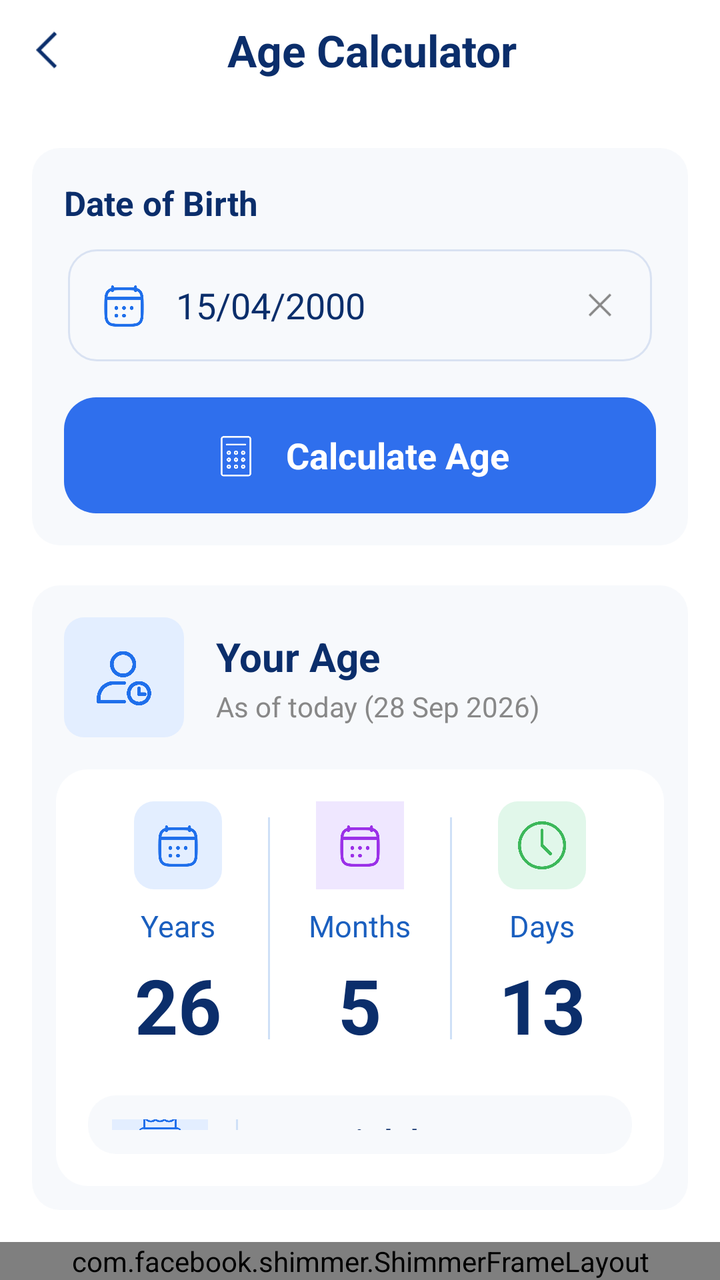
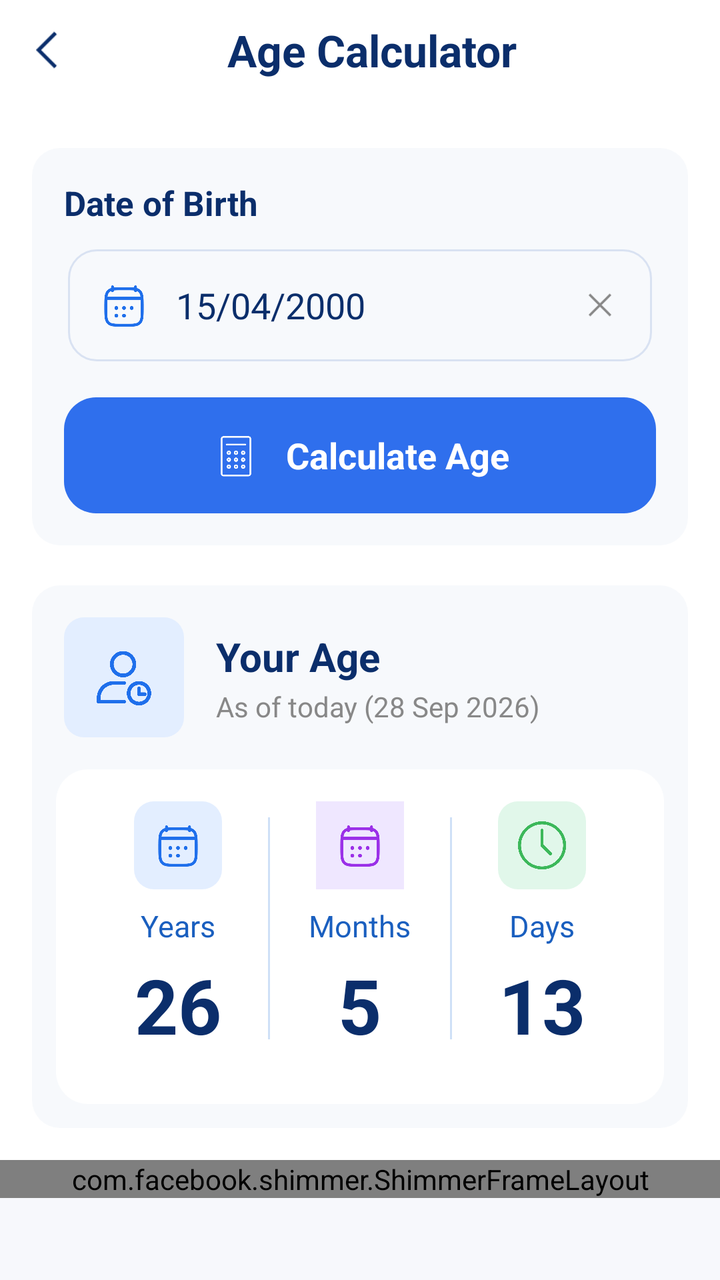

An Android layout rendered at two revisions. The XML below is the earlier revision; the diff shows what the commit changed to produce the second picture.
<!-- AndroidManifest.xml: application theme Theme.LoanSmart -->
<!-- res/layout/activity_age_calculation.xml -->
<?xml version="1.0" encoding="utf-8"?>
<LinearLayout
    xmlns:android="http://schemas.android.com/apk/res/android"
    xmlns:app="http://schemas.android.com/apk/res-auto"
    android:id="@+id/main"
    xmlns:tools="http://schemas.android.com/tools"
    android:layout_width="match_parent"
    android:layout_height="match_parent"
    android:background="@color/background_color"
    android:orientation="vertical">

    

    <com.google.android.material.appbar.MaterialToolbar
        android:id="@+id/headerLayout"
        android:layout_width="match_parent"
        android:layout_height="50dp"
        android:background="@color/background_color"
        android:gravity="center_vertical"
        android:paddingStart="18dp"
        android:paddingEnd="18dp">

        <ImageView
            android:id="@+id/backButton"
            android:layout_width="22dp"
            android:layout_height="30dp"
            android:layout_gravity="center_vertical"
            android:src="@drawable/back_ic"
            app:tint="@color/header_blue_dark" />

        <TextView
            android:layout_width="wrap_content"
            android:layout_height="wrap_content"
            android:layout_gravity="center"
            android:layout_marginStart="12dp"
            android:text="Age Calculator"
            android:textColor="@color/header_blue_dark"
            android:textSize="22sp"
            android:textStyle="bold" />

    </com.google.android.material.appbar.MaterialToolbar>


    

    <LinearLayout
        android:layout_width="match_parent"
        android:layout_height="0dp"
        android:layout_weight="1"
        android:orientation="vertical"
        android:paddingStart="16dp"
        android:paddingEnd="16dp"
        android:paddingBottom="16dp">


        

        <LinearLayout
            android:layout_width="match_parent"
            android:layout_height="wrap_content"
            android:layout_marginTop="24dp"
            android:background="@drawable/cash_fild_bg"
            android:orientation="vertical"
            android:padding="16dp">

            <TextView
                android:layout_width="wrap_content"
                android:layout_height="wrap_content"
                android:text="Date of Birth"
                android:textColor="@color/header_blue_dark"
                android:textSize="17sp"
                android:textStyle="bold" />

            <LinearLayout
                android:layout_width="match_parent"
                android:layout_height="56dp"
                android:layout_marginStart="2dp"
                android:layout_marginTop="12dp"
                android:layout_marginEnd="2dp"
                android:layout_marginBottom="2dp"
                android:background="@drawable/bg_input_field"
                android:gravity="center_vertical"
                android:orientation="horizontal"
                android:paddingStart="16dp"
                android:paddingEnd="16dp">

                <ImageView
                    android:layout_width="24dp"
                    android:layout_height="24dp"
                    android:contentDescription="@null"
                    android:src="@drawable/calendar_ic"
                    app:tint="@color/primary_blue" />

                <EditText
                    android:id="@+id/etDob"
                    android:layout_width="0dp"
                    android:layout_height="match_parent"
                    android:layout_marginStart="14dp"
                    android:layout_weight="1"
                    android:background="@null"
                    android:focusable="false"
                    android:hint="DD/MM/YYYY"
                    android:importantForAutofill="no"
                    android:inputType="none"
                    android:text="15/04/2000"
                    android:textColor="@color/header_blue_dark"
                    android:textColorHint="@color/grey"
                    android:textSize="18sp" />

                <ImageView
                    android:id="@+id/btnClear"
                    android:layout_width="20dp"
                    android:layout_height="25dp"
                    android:src="@drawable/close_img"
                    app:tint="@color/grey" />

            </LinearLayout>


            

            <LinearLayout
                android:id="@+id/btnCalculate"
                android:layout_width="match_parent"
                android:layout_height="58dp"
                android:layout_marginTop="16dp"
                android:background="@drawable/bg_button_primary"
                android:clickable="true"
                android:focusable="true"
                android:gravity="center"
                android:orientation="horizontal">

                <ImageView
                    android:layout_width="26dp"
                    android:layout_height="26dp"
                    android:src="@drawable/calculator_ic"
                    app:tint="@color/white" />

                <TextView
                    android:layout_width="wrap_content"
                    android:layout_height="wrap_content"
                    android:layout_marginStart="12dp"
                    android:text="Calculate Age"
                    android:textColor="@color/white"
                    android:textSize="18sp"
                    android:textStyle="bold" />

            </LinearLayout>

        </LinearLayout>


        

        <LinearLayout
            android:layout_width="match_parent"
            android:layout_height="wrap_content"
            android:layout_marginTop="20dp"
            android:background="@drawable/cash_fild_bg"
            android:orientation="vertical"
            android:padding="12dp">


            

            <LinearLayout
                android:layout_width="match_parent"
                android:layout_height="wrap_content"
                android:gravity="center_vertical"
                android:orientation="horizontal"
                android:padding="4dp">

                <FrameLayout
                    android:layout_width="60dp"
                    android:layout_height="60dp"
                    android:background="@drawable/bg_circle_blue">

                    <ImageView
                        android:layout_width="30dp"
                        android:layout_height="30dp"
                        android:layout_gravity="center"
                        android:contentDescription="@null"
                        android:src="@drawable/age_profile_ic"
                        app:tint="@color/primary_blue" />

                </FrameLayout>


                <LinearLayout
                    android:layout_width="wrap_content"
                    android:layout_height="wrap_content"
                    android:layout_marginStart="16dp"
                    android:orientation="vertical">

                    <TextView
                        android:layout_width="wrap_content"
                        android:layout_height="wrap_content"
                        android:text="Your Age"
                        android:textColor="@color/header_blue_dark"
                        android:textSize="20sp"
                        android:textStyle="bold" />

                    <TextView
                        android:id="@+id/tvAsOf"
                        android:layout_width="wrap_content"
                        android:layout_height="wrap_content"
                        android:layout_marginTop="2dp"
                        android:text="As of today (28 Sep 2026)"
                        android:textColor="@color/grey"
                        android:textSize="14sp" />

                </LinearLayout>

            </LinearLayout>


            

            <LinearLayout
                android:layout_width="match_parent"
                android:layout_height="wrap_content"
                android:layout_marginTop="12dp"
                android:background="@drawable/bg_card_white"
                android:orientation="vertical"
                android:padding="16dp">


                

                <LinearLayout
                    android:layout_width="match_parent"
                    android:layout_height="wrap_content"
                    android:orientation="horizontal">


                    

                    <LinearLayout
                        android:layout_width="0dp"
                        android:layout_height="wrap_content"
                        android:layout_weight="1"
                        android:gravity="center_horizontal"
                        android:orientation="vertical">

                        <FrameLayout
                            android:layout_width="44dp"
                            android:layout_height="44dp"
                            android:background="@drawable/bg_circle_blue">

                            <ImageView
                                android:layout_width="24dp"
                                android:layout_height="24dp"
                                android:layout_gravity="center"
                                android:contentDescription="@null"
                                android:src="@drawable/calendar_ic"
                                app:tint="@color/primary_blue" />

                        </FrameLayout>

                        <TextView
                            android:layout_width="wrap_content"
                            android:layout_height="wrap_content"
                            android:layout_marginTop="8dp"
                            android:text="Years"
                            android:textColor="@color/header_blue_light"
                            android:textSize="15sp" />

                        <TextView
                            android:id="@+id/tvYears"
                            android:layout_width="wrap_content"
                            android:layout_height="wrap_content"
                            android:layout_marginTop="4dp"
                            android:text="26"
                            android:textColor="@color/header_blue_dark"
                            android:textSize="38sp"
                            android:textStyle="bold" />

                    </LinearLayout>


                    

                    <View
                        android:layout_width="1dp"
                        android:layout_height="match_parent"
                        android:layout_marginTop="8dp"
                        android:layout_marginBottom="8dp"
                        android:background="#CFE0F7" />


                    

                    <LinearLayout
                        android:layout_width="0dp"
                        android:layout_height="wrap_content"
                        android:layout_weight="1"
                        android:gravity="center_horizontal"
                        android:orientation="vertical">

                        <FrameLayout
                            android:layout_width="44dp"
                            android:layout_height="44dp"
                            android:background="@drawable/bg_circle_purple">

                            <ImageView
                                android:layout_width="24dp"
                                android:layout_height="24dp"
                                android:layout_gravity="center"
                                android:contentDescription="@null"
                                android:src="@drawable/calendar_ic"
                                app:tint="@color/icon_purple" />

                        </FrameLayout>

                        <TextView
                            android:layout_width="wrap_content"
                            android:layout_height="wrap_content"
                            android:layout_marginTop="8dp"
                            android:text="Months"
                            android:textColor="@color/header_blue_light"
                            android:textSize="15sp" />

                        <TextView
                            android:id="@+id/tvMonths"
                            android:layout_width="wrap_content"
                            android:layout_height="wrap_content"
                            android:layout_marginTop="4dp"
                            android:text="5"
                            android:textColor="@color/header_blue_dark"
                            android:textSize="38sp"
                            android:textStyle="bold" />

                    </LinearLayout>


                    

                    <View
                        android:layout_width="1dp"
                        android:layout_height="match_parent"
                        android:layout_marginTop="8dp"
                        android:layout_marginBottom="8dp"
                        android:background="#CFE0F7" />


                    

                    <LinearLayout
                        android:layout_width="0dp"
                        android:layout_height="wrap_content"
                        android:layout_weight="1"
                        android:gravity="center_horizontal"
                        android:orientation="vertical">

                        <FrameLayout
                            android:layout_width="44dp"
                            android:layout_height="44dp"
                            android:background="@drawable/bg_circle_green">

                            <ImageView
                                android:layout_width="24dp"
                                android:layout_height="24dp"
                                android:layout_gravity="center"
                                android:contentDescription="@null"
                                android:src="@drawable/clock_ic"
                                app:tint="@color/icon_green" />

                        </FrameLayout>

                        <TextView
                            android:layout_width="wrap_content"
                            android:layout_height="wrap_content"
                            android:layout_marginTop="8dp"
                            android:text="Days"
                            android:textColor="@color/header_blue_light"
                            android:textSize="15sp" />

                        <TextView
                            android:id="@+id/tvDays"
                            android:layout_width="wrap_content"
                            android:layout_height="wrap_content"
                            android:layout_marginTop="4dp"
                            android:text="13"
                            android:textColor="@color/header_blue_dark"
                            android:textSize="38sp"
                            android:textStyle="bold" />

                    </LinearLayout>

                </LinearLayout>


                <LinearLayout
                    android:layout_width="match_parent"
                    android:layout_height="wrap_content"
                    android:layout_marginTop="20dp"
                    android:background="@drawable/cash_fild_bg"
                    android:gravity="center_vertical"
                    android:orientation="horizontal"
                    android:padding="12dp">

                    <FrameLayout
                        android:layout_width="48dp"
                        android:layout_height="48dp"
                        android:background="@drawable/bg_circle_blue">

                        <ImageView
                            android:layout_width="30dp"
                            android:layout_height="30dp"
                            android:layout_gravity="center"
                            android:src="@drawable/cake_ic"
                            app:tint="@color/primary_blue" />

                    </FrameLayout>


                    <View
                        android:layout_width="1dp"
                        android:layout_height="40dp"
                        android:layout_marginStart="14dp"
                        android:background="#CFE0F7" />


                    <LinearLayout
                        android:layout_width="wrap_content"
                        android:layout_height="wrap_content"
                        android:layout_marginStart="14dp"
                        android:orientation="vertical">

                        <TextView
                            android:layout_width="wrap_content"
                            android:layout_height="wrap_content"
                            android:text="Next Birthday"
                            android:textColor="@color/header_blue_dark"
                            android:textSize="15sp"
                            android:textStyle="bold" />

                        <LinearLayout
                            android:layout_width="wrap_content"
                            android:layout_height="wrap_content"
                            android:layout_marginTop="4dp"
                            android:gravity="center_vertical"
                            android:orientation="horizontal">

                            <TextView
                                android:id="@+id/tvNextBirthday"
                                android:layout_width="wrap_content"
                                android:layout_height="wrap_content"
                                android:text="15 Apr 2027"
                                android:textColor="@color/grey"
                                android:textSize="14sp" />

                            <View
                                android:layout_width="1dp"
                                android:layout_height="14dp"
                                android:layout_marginStart="10dp"
                                android:layout_marginEnd="10dp"
                                android:background="@color/grey" />

                            <TextView
                                android:id="@+id/tvDaysLeft"
                                android:layout_width="wrap_content"
                                android:layout_height="wrap_content"
                                android:text="In 197 days"
                                android:textColor="@color/grey"
                                android:textSize="14sp" />

                        </LinearLayout>

                    </LinearLayout>

                </LinearLayout>

            </LinearLayout>

        </LinearLayout>

    </LinearLayout>

    <FrameLayout
        android:id="@+id/bannerContainer"
        android:layout_width="match_parent"
        android:layout_height="wrap_content"
        android:background="@color/screen_bg"
        android:gravity="center">

        <include
            layout="@layout/banner_shimmer_layout"
            android:layout_width="match_parent"
            android:layout_height="wrap_content" />
    </FrameLayout>

</LinearLayout>
<!-- res/layout/banner_shimmer_layout.xml (included above) -->
<?xml version="1.0" encoding="utf-8"?>
<com.facebook.shimmer.ShimmerFrameLayout xmlns:android="http://schemas.android.com/apk/res/android"
    xmlns:app="http://schemas.android.com/apk/res-auto"
    xmlns:tools="http://schemas.android.com/tools"
    android:id="@+id/shimmer_banner_container"
    android:layout_width="match_parent"
    android:layout_height="60dp"
    app:shimmer_auto_start="true"
    app:shimmer_base_color="@color/shimer_base_color"
    tools:ignore="MissingClass">

    <androidx.appcompat.widget.LinearLayoutCompat
        android:layout_width="match_parent"
        android:layout_height="match_parent"
        android:background="@color/white"
        android:gravity="center"
        android:orientation="horizontal">

        <androidx.appcompat.widget.AppCompatTextView
            android:layout_width="16dp"
            android:layout_height="16dp"
            android:layout_gravity="top"
            android:layout_marginStart="2dp"
            android:layout_marginTop="2dp"
            android:background="@drawable/ads_icon"
            android:gravity="center"
            android:text="@string/ad"
            android:textColor="@color/white"
            android:textSize="11sp" />

        <androidx.appcompat.widget.AppCompatImageView
            android:layout_width="40dp"
            android:layout_height="40dp"
            android:layout_margin="8dp"
            android:background="@color/lightTransparent"
            android:scaleType="centerCrop"
            tools:ignore="ContentDescription" />

        <androidx.appcompat.widget.LinearLayoutCompat
            android:layout_width="0dp"
            android:layout_height="match_parent"
            android:layout_gravity="center"
            android:layout_marginEnd="5dp"
            android:layout_weight="1"
            android:gravity="center"
            android:orientation="vertical">

            <androidx.appcompat.widget.AppCompatTextView
                android:layout_width="match_parent"
                android:layout_height="wrap_content"
                android:layout_marginTop="5dp"
                android:layout_marginBottom="2dp"
                android:background="@color/lightTransparent"
                android:ellipsize="end"
                android:lines="1"
                android:textColor="@android:color/black"
                android:textSize="15sp" />

            <androidx.appcompat.widget.AppCompatTextView
                android:layout_width="170dp"
                android:layout_height="wrap_content"
                android:layout_gravity="start"
                android:layout_marginTop="2dp"
                android:layout_marginBottom="5dp"
                android:background="@color/lightTransparent"
                android:ellipsize="end"
                android:lines="1"
                android:textColor="@android:color/darker_gray"
                android:textSize="14sp" />

        </androidx.appcompat.widget.LinearLayoutCompat>

        <androidx.appcompat.widget.LinearLayoutCompat
            android:layout_width="100dp"
            android:layout_height="match_parent"
            android:layout_gravity="center"
            android:layout_marginTop="5dp"
            android:layout_marginEnd="5dp"
            android:layout_marginBottom="5dp"
            android:background="@drawable/bg_card_ads"
            android:backgroundTint="@color/lightTransparent"
            android:gravity="center"
            android:textColor="@android:color/white"
            android:textSize="12sp" />

    </androidx.appcompat.widget.LinearLayoutCompat>

</com.facebook.shimmer.ShimmerFrameLayout>
<!-- resources referenced by this layout -->
<resources>
  <color name="background_color">#FFFFFF</color>
  <color name="grey">#888</color>
  <color name="header_blue_dark">#0B2E6B</color>
  <color name="header_blue_light">#1A5FBF</color>
  <color name="icon_green">#3CB85A</color>
  <color name="icon_purple">#9B30E8</color>
  <color name="lightTransparent">#16000000</color>
  <color name="primary_blue">#1F6FEB</color>
  <color name="screen_bg">#F7F8FC</color>
  <color name="shimer_base_color">#979595</color>
  <color name="white">#FFFFFF</color>
  <!-- drawable ads_icon (drawable) -->
  <?xml version="1.0" encoding="utf-8"?>
  <shape xmlns:android="http://schemas.android.com/apk/res/android">
      <solid android:color="#0E204A" />
      <corners android:radius="16dp" />
  </shape>
  <!-- drawable bg_button_primary (drawable) -->
  <?xml version="1.0" encoding="utf-8"?>
  <shape xmlns:android="http://schemas.android.com/apk/res/android"
      android:shape="rectangle">
  
      <solid android:color="@color/gradient_end" />
  
      <corners android:radius="16dp" />
  
      <padding
          android:left="12dp"
          android:top="8dp"
          android:right="12dp"
          android:bottom="8dp" />
  
  </shape>
  <!-- drawable bg_card_ads (drawable) -->
  <?xml version="1.0" encoding="utf-8"?>
  <shape xmlns:android="http://schemas.android.com/apk/res/android"
      android:shape="rectangle">
      <corners android:radius="10dp" />
      <solid android:color="@color/white" />
      <stroke
          android:width="1dp"
          android:color="@color/white" />
  </shape>
  <!-- drawable bg_card_white (drawable) -->
  <?xml version="1.0" encoding="utf-8"?>
  <shape xmlns:android="http://schemas.android.com/apk/res/android">
      <solid android:color="@color/white"/>
      <corners android:radius="16dp"/>
  </shape>
  <!-- drawable bg_circle_blue (drawable) -->
  <?xml version="1.0" encoding="utf-8"?>
  <shape xmlns:android="http://schemas.android.com/apk/res/android">
      <solid android:color="@color/icon_bg_blue"/>
      <corners android:radius="10dp"/>
  </shape>
  <!-- drawable bg_circle_green (drawable) -->
  <?xml version="1.0" encoding="utf-8"?>
  <shape xmlns:android="http://schemas.android.com/apk/res/android">
      <solid android:color="@color/icon_bg_green"/>
      <corners android:radius="10dp"/>
  </shape>
  <!-- drawable bg_circle_purple (drawable) -->
  <?xml version="1.0" encoding="utf-8"?>
  <shape xmlns:android="http://schemas.android.com/apk/res/android">
      <solid android:color="@color/icon_bg_purple"/>
      <oval/>
  </shape>
  <!-- drawable bg_input_field (drawable) -->
  <?xml version="1.0" encoding="utf-8"?>
  <shape xmlns:android="http://schemas.android.com/apk/res/android"
      android:shape="rectangle">
  
      <solid android:color="#F7F9FC" />
  
      <stroke
          android:width="1dp"
          android:color="#D9E2F2" />
  
      <corners android:radius="14dp" />
  
      <padding
          android:left="16dp"
          android:top="8dp"
          android:right="16dp"
          android:bottom="8dp" />
  
  </shape>
  <!-- drawable cash_fild_bg (drawable) -->
  <?xml version="1.0" encoding="utf-8"?>
  <shape xmlns:android="http://schemas.android.com/apk/res/android"
      android:shape="rectangle">
  
      <solid android:color="#F7F9FC" />
  
      <corners android:radius="14dp" />
  
      <padding
          android:left="16dp"
          android:top="8dp"
          android:right="16dp"
          android:bottom="8dp" />
  
  </shape>
  <string name="ad">Ad</string>
  <color name="gradient_end">#2F6FED</color>
  <color name="icon_bg_blue">#E3EEFF</color>
  <color name="icon_bg_green">#E1F7EA</color>
  <color name="icon_bg_purple">#EFE7FF</color>
  <!-- unchanged entries left out for length: 8 -->
</resources>

<!-- the commit's change to res/layout/activity_age_calculation.xml (unified diff, before → after) -->
@@ -480,11 +480,12 @@
     <FrameLayout
         android:id="@+id/bannerContainer"
         android:layout_width="match_parent"
-        android:layout_height="wrap_content"
+        android:layout_height="60dp"
         android:background="@color/screen_bg"
         android:gravity="center">
 
         <include
+            android:id="@+id/bannerShimmer"
             layout="@layout/banner_shimmer_layout"
             android:layout_width="match_parent"
             android:layout_height="wrap_content" />
